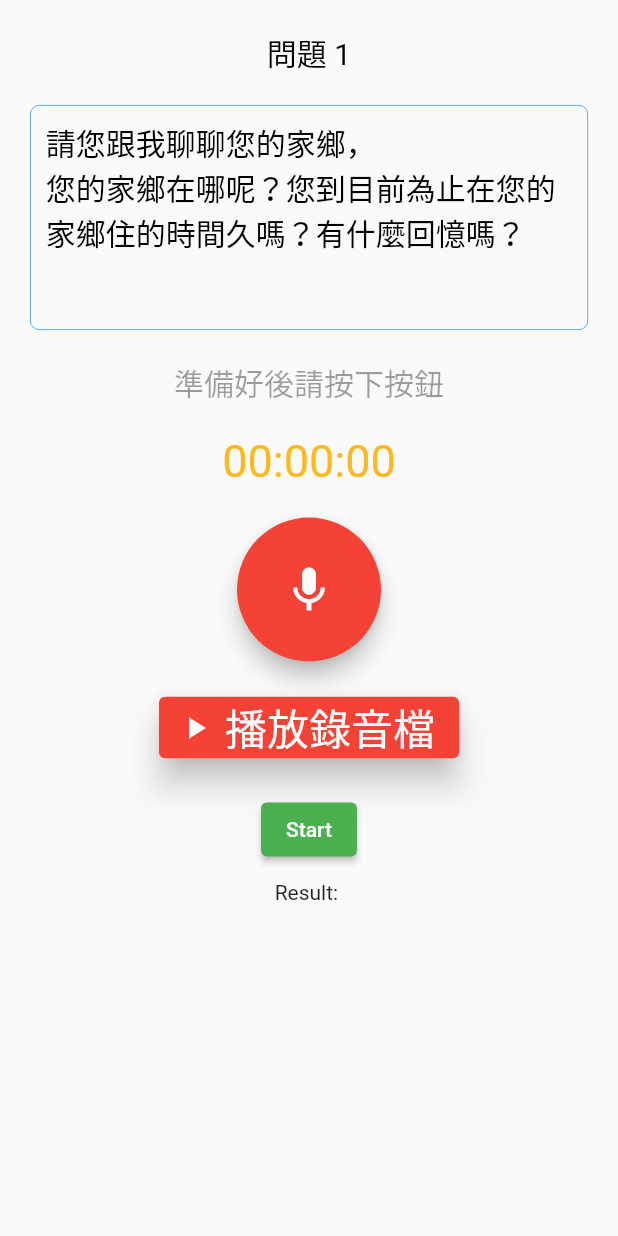
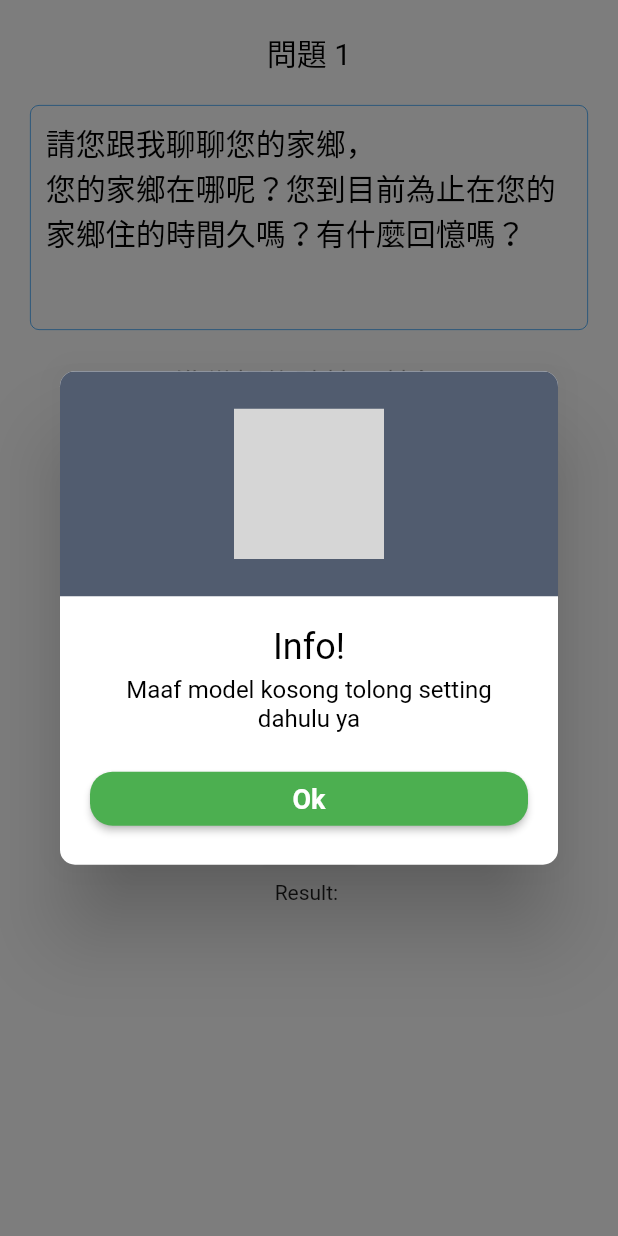
Before and after one commit to maggie860326/flutter_recorder, a Flutter app: the RecorderPage screen opened directly, after a tap on "Start", on a phone screen of 412 x 824 dp. Run offline on Flutter 3.47's test engine with Material 2 defaults, Android fonts, the phone set to English and light mode, and no system bars; our stand-ins replace assets_audio_player, cool_alert, permission_handler; missing offline and left inert: flutter_sound, whisper_flutter; statements that could not run were skipped; grey boxes are pictures that could not be loaded.

Commit message:
fix whisper & use path_provider

```diff
--- a/lib/recorder_page.dart
+++ b/lib/recorder_page.dart
@@ -7,13 +7,13 @@ import 'package:flutter_sound/flutter_sound.dart';
 import 'package:intl/date_symbol_data_local.dart';
 import 'package:permission_handler/permission_handler.dart';
 import 'package:path/path.dart' as path;
+import 'package:path_provider/path_provider.dart';
 import 'package:assets_audio_player/assets_audio_player.dart';
 import 'package:intl/intl.dart' show DateFormat;
 import "package:whisper_flutter/whisper_flutter.dart";
-// import "package:whisper_dart/whisper_dart.dart";
 // import 'package:whisper_flutter/whisper_dart-0.0.11/lib/whisper_dart.dart';
 import "package:cool_alert/cool_alert.dart";
-// import 'package:path_provider/path_provider.dart';
+import 'package:flutter/services.dart' show rootBundle;
 
 class RecorderPage extends StatefulWidget {
   const RecorderPage({Key? key, required this.index}) : super(key: key);
@@ -36,9 +36,9 @@ class _RecorderPageState extends State<RecorderPage>
   bool _playAudio = false;
   bool _isRecording = false;
   // Whisper
-  String audio = "";
+  String appDocPath = "";
   bool is_procces = false;
-  String model = "";
+  String pathToModel = "";
   String result = "";
 
   String _timerText = '00:00:00';
@@ -65,10 +65,11 @@ class _RecorderPageState extends State<RecorderPage>
     await Permission.storage.request();
     await Permission.audio.request();
     await Permission.manageExternalStorage.request();
-    pathToAudio = '/sdcard/Download/test1_question$index.wav';
-    audio = pathToAudio;
-    model = '/sdcard/Download/ggml-small.bin';
-    // _recordingSession = FlutterSoundRecorder();
+    appDocPath = await _appDocPath;
+    print("App Document Path is: $appDocPath");
+    pathToAudio = "$appDocPath/recording/test1_question$index.wav";
+    pathToModel = await _getFilePathFromAssets("ggml/ggml-tiny.bin");
+    // pathToModel = '/sdcard/Download/ggml-small.bin';
     myRecorder = await FlutterSoundRecorder().openRecorder();
     await myRecorder!
         .setSubscriptionDuration(const Duration(milliseconds: 100));
@@ -217,7 +218,7 @@ class _RecorderPageState extends State<RecorderPage>
                   text: "Tolong tunggu procces tadi sampai selesai ya",
                 );
               }
-              if (audio.isEmpty) {
+              if (pathToAudio.isEmpty) {
                 await CoolAlert.show(
                   context: context,
                   type: CoolAlertType.info,
@@ -228,7 +229,7 @@ class _RecorderPageState extends State<RecorderPage>
 
                 return;
               }
-              if (model.isEmpty) {
+              if (pathToModel.isEmpty) {
                 await CoolAlert.show(
                     context: context,
                     type: CoolAlertType.info,
@@ -247,13 +248,15 @@ class _RecorderPageState extends State<RecorderPage>
                 );
                 var res = await whisper.request(
                   whisperRequest: WhisperRequest.fromWavFile(
-                      audio: File(audio), model: File(model), language: "zh"),
+                      audio: File(pathToAudio),
+                      model: File(pathToModel),
+                      language: "zh"),
                 );
                 setState(() {
                   result = res.toString();
-                  is_procces = false;
                 });
               });
+              is_procces = false;
               setState(() {
                 is_procces = true;
               });
@@ -262,7 +265,7 @@ class _RecorderPageState extends State<RecorderPage>
           ),
           Padding(
             padding: const EdgeInsets.all(10),
-            child: Text("Result: ${result}"),
+            child: Text("Result: $result"),
           ),
         ],
       ),
@@ -294,6 +297,35 @@ class _RecorderPageState extends State<RecorderPage>
       ),
       label: const Text(''),
     );
+  }
+
+  //取得 app 專屬資料夾路徑
+  Future<String> get _appDocPath async {
+    final directory = await getApplicationDocumentsDirectory();
+    print(directory.path);
+    return directory.path;
+  }
+
+  //將 asset 中檔案複製到 app 專屬資料夾，並取得其在 app 專屬資料夾中的路徑
+  Future<String> _getFilePathFromAssets(String path) async {
+    var filePath = "$appDocPath/$path";
+    var file = File(filePath);
+    //先確認 file 有沒有在 app 專屬資料夾中
+    if (file.existsSync()) {
+      print("$filePath 已存在");
+      return filePath;
+    } else {//如果 file 不在 app 專屬資料夾中，則將 file 從 assets 複製到 app 專屬資料夾
+      print("$filePath 不存在");
+      final byteData = await rootBundle.load('assets/$path');
+      print("已由 assets/$path 抓取檔案");
+      final buffer = byteData.buffer;
+      await file.create(recursive: true);
+
+      file.writeAsBytes(
+          buffer.asUint8List(byteData.offsetInBytes, byteData.lengthInBytes));
+      print("已由 assets/$path 將檔案寫入 $filePath");
+      return filePath;
+    }
   }
 
   void getRecorderState() {
```
Also changed, not shown: pubspec.yaml (+6 -3 lines), pubspec.lock, 2 other files.
